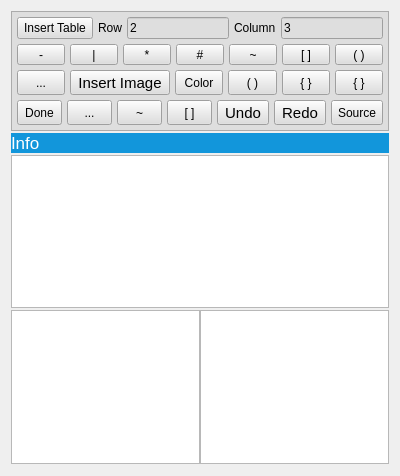
First picture: the form in src/dlgMemos.ui, repository ic005k/Knot-Legacy, before the edit.
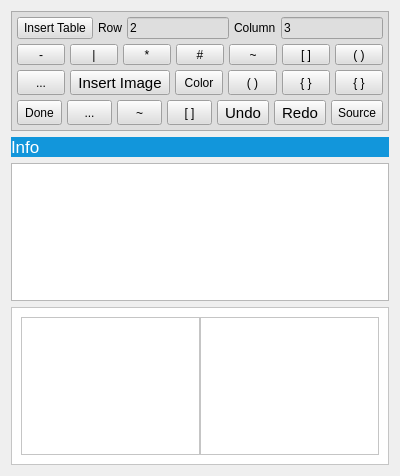
Second picture: the form after the edit. Icons and pictures are not drawn.

Diff of the .ui file:
```diff
--- a/src/dlgMemos.ui
+++ b/src/dlgMemos.ui
@@ -14,12 +14,6 @@
    <string>Dialog</string>
   </property>
   <layout class="QVBoxLayout" name="verticalLayout_2">
-   <property name="spacing">
-    <number>2</number>
-   </property>
-   <property name="bottomMargin">
-    <number>12</number>
-   </property>
    <item>
     <widget class="QFrame" name="frameFun">
      <property name="minimumSize">
@@ -634,6 +628,24 @@
     <widget class="QTextEdit" name="textEdit"/>
    </item>
    <item>
+    <widget class="QFrame" name="frameEdit">
+     <property name="minimumSize">
+      <size>
+       <width>0</width>
+       <height>100</height>
+      </size>
+     </property>
+     <property name="styleSheet">
+      <string notr="true">background-color: rgb(255, 255, 255);</string>
+     </property>
+     <property name="frameShape">
+      <enum>QFrame::StyledPanel</enum>
+     </property>
+     <property name="frameShadow">
+      <enum>QFrame::Raised</enum>
+     </property>
+     <layout class="QGridLayout" name="gridLayout">
+      <item row="0" column="0">
     <layout class="QHBoxLayout" name="horizontalLayout_5">
      <property name="spacing">
       <number>0</number>
@@ -653,6 +665,9 @@
       </widget>
      </item>
     </layout>
+      </item>
+     </layout>
+    </widget>
    </item>
   </layout>
  </widget>
```
Lines whose indentation alone changed are shown as unchanged.
